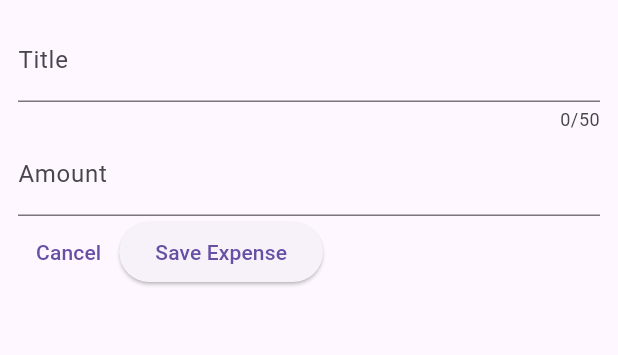
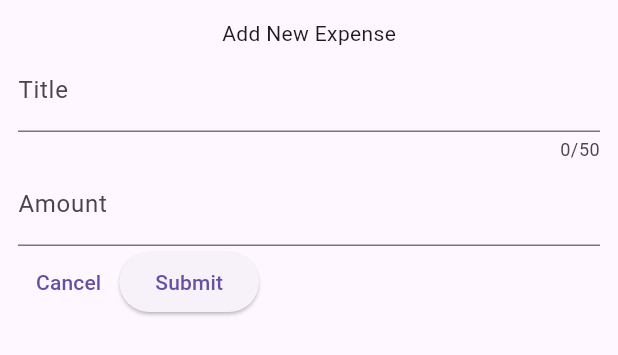
Before and after one commit to raflyyyanuar/expense_tracker, a Flutter app: the NewExpense widget shown alone on an empty page, opened directly, on a phone screen of 412 x 824 dp. Shown: the top 355 px of the screen. Run offline on Flutter 3.47's test engine with Material 3 defaults, Android fonts, the phone set to English and light mode, and no system bars.

Commit message:
added pop and title

```diff
--- a/lib/widgets/new_expense.dart
+++ b/lib/widgets/new_expense.dart
@@ -26,6 +26,7 @@ class _NewExpenseState extends State<NewExpense> {
       padding: const EdgeInsets.all(12),
       child: Column(
         children: [
+          Text("Add New Expense"),
           // Title
           TextField(
             controller: titleController,
@@ -46,7 +47,9 @@ class _NewExpenseState extends State<NewExpense> {
           Row(
             children: [
               TextButton(
-                onPressed: () {},
+                onPressed: () {
+                  Navigator.pop(context);
+                },
                 child: const Text("Cancel"),
               ),
               ElevatedButton(
@@ -54,7 +57,7 @@ class _NewExpenseState extends State<NewExpense> {
                   print(titleController.text);
                   print(amountController.text);
                 },
-                child: const Text("Save Expense"),
+                child: const Text("Submit"),
               )
             ],
           )
```
